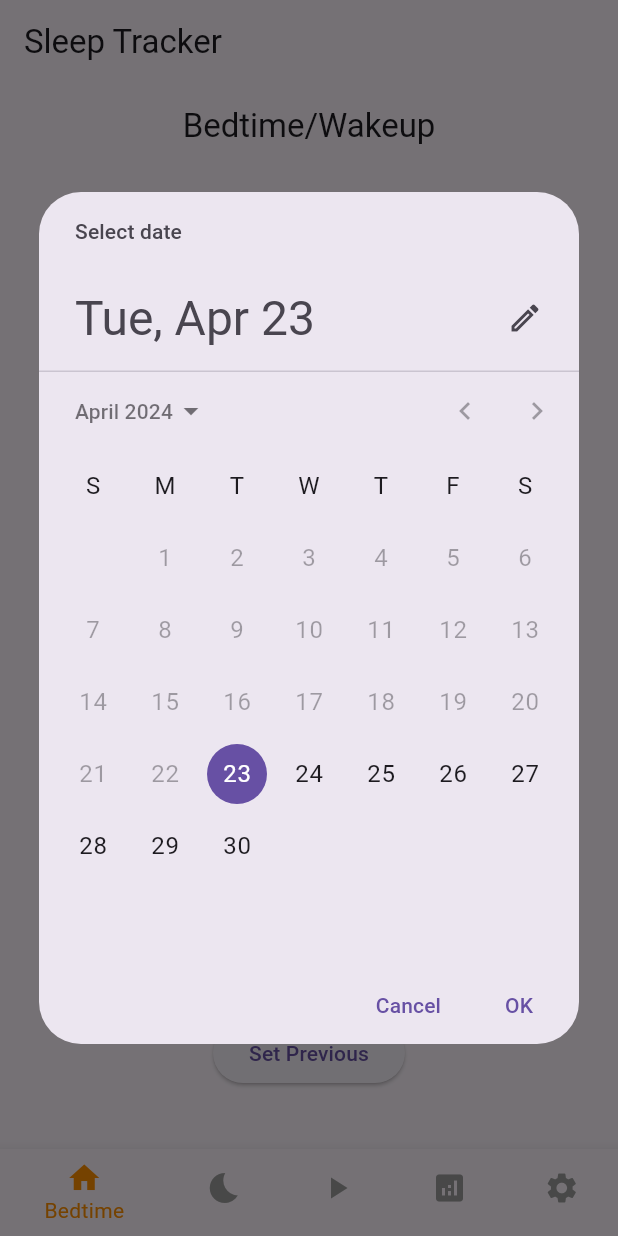
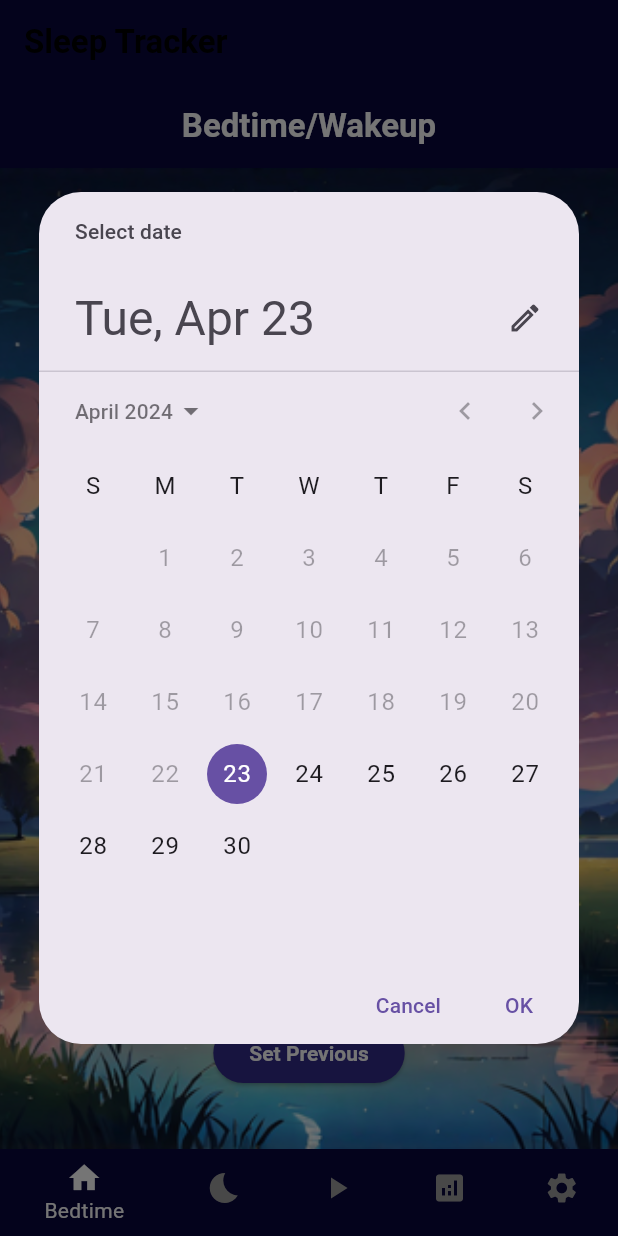
Before and after one commit to ellaMyler/Bedtime_Buddy, a Flutter app: the screen it shows after launch, after a tap on "Set Wakeup Time", on a phone screen of 412 x 824 dp. Run offline on Flutter 3.47's test engine with Material 3 defaults, Android fonts, the phone set to English and light mode, and no system bars; our stand-ins replace awesome_notifications, firebase_core, firebase_database, theme_provider, video_player; missing offline and left inert: alarm, app_settings; accounts and stored records are empty.

Commit message:
Added background
will be fixed

```diff
--- a/lib/app_ui.dart
+++ b/lib/app_ui.dart
@@ -39,7 +39,12 @@ class _MainScreenState extends State<MainScreen> {
   Widget build(BuildContext context) {
     return Scaffold(
       appBar: AppBar(
-        title: const Text('Sleep Tracker'),
+        title: const Text(
+            'Sleep Tracker',
+        style: TextStyle(color: Colors.black, fontWeight: FontWeight.bold),
+
+      ),
+        backgroundColor: Color.fromRGBO(9, 7, 61, 1),
       ),
       body: Center(
         child: _widgetOptions.elementAt(_selectedIndex),
@@ -49,6 +54,7 @@ class _MainScreenState extends State<MainScreen> {
           BottomNavigationBarItem(
             icon: Icon(Icons.home),
             label: 'Bedtime',
+            backgroundColor: Color.fromRGBO(9, 7, 61, 1),
           ),
           BottomNavigationBarItem(
             icon: Icon(Icons.bedtime),
@@ -68,7 +74,7 @@ class _MainScreenState extends State<MainScreen> {
           ),
         ],
         currentIndex: _selectedIndex,
-        selectedItemColor: Colors.amber[800],
+        selectedItemColor: Colors.white,
         unselectedItemColor: Colors.grey,
 
         onTap: _onItemTapped,
--- a/lib/bedtime_page.dart
+++ b/lib/bedtime_page.dart
@@ -20,10 +20,29 @@ class _BedtimePageState extends State<BedtimePage> {
   Widget build(BuildContext context) {
     return Scaffold(
       appBar: AppBar(
-        title: const Text('Bedtime/Wakeup'),
+        title: const Text(
+          'Bedtime/Wakeup',
+          style: TextStyle(
+            color: Colors.white, // Text color
+            fontWeight: FontWeight.bold, // Bold text
+            //centerTitle: true,
+          ),
+        ),
         centerTitle: true,
+        backgroundColor: Color.fromRGBO(9, 7, 61, 1),
       ),
-      body: Column(
+
+      body: Stack(
+        children: [
+          Container(
+            decoration: BoxDecoration(
+              image: DecorationImage(
+                image: AssetImage("images/agile_moonlit_background.png"),
+                fit: BoxFit.cover,
+              ),
+            ),
+          ),
+          Column(
             crossAxisAlignment: CrossAxisAlignment.stretch,
             children: <Widget>[
               const Align(
@@ -35,9 +54,9 @@ class _BedtimePageState extends State<BedtimePage> {
                       style: TextStyle(
                         fontWeight: FontWeight.bold,
                         fontSize: 15,
+                        color: Colors.white, // Adjust text color for visibility
                       )
                   ),
-
                 ),
               ),
               const Expanded(
@@ -48,52 +67,11 @@ class _BedtimePageState extends State<BedtimePage> {
                 child: Column(
                   mainAxisAlignment: MainAxisAlignment.end,
                   children: [
-                ElevatedButton(
-                  onPressed: () {
-                    _selectTime(true).then((_) {
-                      if (bedtime != null && bedtimeDay != null) {
+                    _buildButton('Set Bedtime', () {
+                      _selectTime(true);
                       _showConfirmationDialog();
                       sendBedtime('Bedtime', bedtimeDay.toString(), bedtime.toString());
                       sendBedtime('WakeupTime', wakeupTimeDay.toString(), wakeupTime.toString());
-                      } else {
-                        // Needs an error if the time was NOT selected?
-                      }
-                    });
-                  },
-                  child: const Text('Set Bedtime'),
-                ),
-                const SizedBox(height: 20),
-                ElevatedButton(
-                  onPressed: () {
-                    _selectTime(false);
-                  },
-                  child: const Text('Set Wakeup Time'),
-                ),
-                const SizedBox(height: 20),
-                ElevatedButton(
-                  onPressed: () {
-                    //_setPrevious();
-                  },
-                  child: const Text('Set Previous'),
-                ),
-                const SizedBox(height: 20),
-                bedtime != null && wakeupTime != null
-                    ? Column(
-                  children: [
-                    Text(
-                        'Bedtime: ${_formatTime(bedtime!)} on ${_formatDate(bedtimeDay!)}'),
-                    Text(
-                        'Wakeup Time: ${_formatTime(wakeupTime!)} on ${_formatDate(wakeupTimeDay!)}'),
-                    Text(
-                        'You will sleep for ${_calculateSleepDuration(bedtime!, wakeupTime!, bedtimeDay!, wakeupTimeDay!)}'),
-                    const SizedBox(height: 20),
-                    ElevatedButton(
-                      onPressed: () {
-                        _showConfirmationDialog();
-                        sendBedtime('Bedtime',
-                            bedtimeDay.toString(), bedtime.toString());
-                        sendBedtime('WakeupTime',
-                            wakeupTimeDay.toString(), wakeupTime.toString());
                       //Notification Code
                       final bedtimeDateTime = DateTime(
                         bedtimeDay!.year,
@@ -104,17 +82,38 @@ class _BedtimePageState extends State<BedtimePage> {
                       );
                       NotificationService.sendBedtimeNotification(bedtimeDateTime);
                       //End of Notification Code
-                        //Alarm Code
-                        final wakeupDateTime = DateTime(
-                          wakeupTimeDay!.year,
-                          wakeupTimeDay!.month,
-                          wakeupTimeDay!.day,
+                    }),
+                    const SizedBox(height: 20),
+                    _buildButton('Set Wakeup Time', () {
+                      _selectTime(false);
+                      style: ButtonStyle(
+                        backgroundColor: MaterialStateProperty.all(Color.fromRGBO(51, 43, 138, 1)),
+                        foregroundColor: MaterialStateProperty.all(Colors.white),
+                        textStyle: MaterialStateProperty.all(
+                          TextStyle(fontWeight: FontWeight.bold),
+                        ),
                       );
-                        AlarmSetter.setWakeupAlarm(wakeupTimeDay, wakeupTime);
-                        //End of Alarm Code
-                      },
-                      child: const Text('Confirm'),
-                    ),
+                    }),
+                    const SizedBox(height: 20),
+                    _buildButton('Set Previous', () {
+                      // Implement functionality or remove if not needed
+                    }),
+                    const SizedBox(height: 20),
+                    bedtime != null && wakeupTime != null
+                        ? Column(
+                      children: [
+                        Text(
+                            'Bedtime: ${_formatTime(bedtime!)} on ${_formatDate(bedtimeDay!)}', style: TextStyle(color: Colors.white)),
+                        Text(
+                            'Wakeup Time: ${_formatTime(wakeupTime!)} on ${_formatDate(wakeupTimeDay!)}', style: TextStyle(color: Colors.white)),
+                        Text(
+                            'You will sleep for ${_calculateSleepDuration(bedtime!, wakeupTime!, bedtimeDay!, wakeupTimeDay!)}', style: TextStyle(color: Colors.white)),
+                        const SizedBox(height: 20),
+                        _buildButton('Confirm', () {
+                          _showConfirmationDialog();
+                          sendBedtime('Bedtime', bedtimeDay.toString(), bedtime.toString());
+                          sendBedtime('WakeupTime', wakeupTimeDay.toString(), wakeupTime.toString());
+                        }),
                         const SizedBox(height: 40),
                       ],
                     )
@@ -124,19 +123,23 @@ class _BedtimePageState extends State<BedtimePage> {
               ),
             ],
           ),
+        ],
+      ),
     );
   }
 
-  void _setPrevious(DateTime? previousBTDay, TimeOfDay? previousBTTime, DateTime? previousWTDay, TimeOfDay? previousWTTime) {
-
-  }
-
-  DateTime? getDay(String type, String ) {
-
-  }
-
-  TimeOfDay? getTime() {
-
+  Widget _buildButton(String text, VoidCallback onPressed) {
+    return ElevatedButton(
+      onPressed: onPressed,
+      child: Text(text),
+      style: ButtonStyle(
+        backgroundColor: MaterialStateProperty.all(Color.fromRGBO(51, 43, 138, 1)),
+        foregroundColor: MaterialStateProperty.all(Colors.white),
+        textStyle: MaterialStateProperty.all(
+          TextStyle(fontWeight: FontWeight.bold),
+        ),
+      ),
+    );
   }
 
   Future<void> _selectTime(bool isBedtime) async {
@@ -148,7 +151,7 @@ class _BedtimePageState extends State<BedtimePage> {
     );
 
     if (pickedDate != null) {
-      final TimeOfDay? pickedTime = await showDialog(
+      final TimeOfDay? pickedTime = await showDialog<TimeOfDay>(
         context: context,
         builder: (BuildContext context) {
           return TimeOfDayDialog(
```
Also changed, not shown: pubspec.yaml (+6 -2 lines), images/agile_moonlit_background.png (added), images/agile_sunny_background.png (added). Lines whose indentation alone changed are shown as unchanged.
